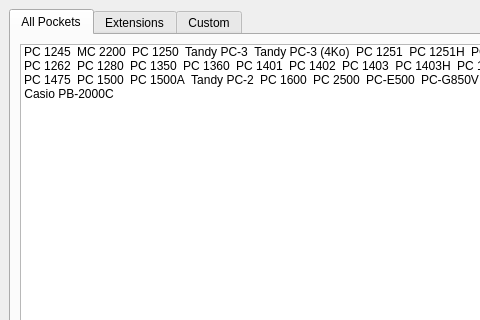
Above: ui/startup.ui from TheProjecter/pockemul before the change; both pictures show x 0 to 480 and y 0 to 320 of the 704 by 557 pixel window. Below: the same form after it.
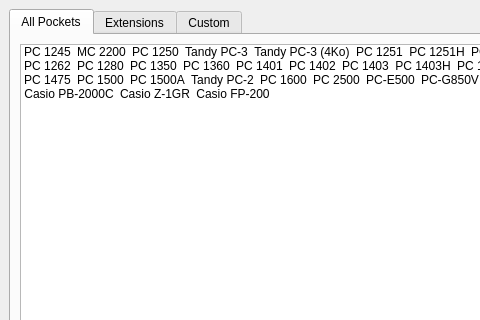
That is the form after the change. Icons and pictures are not drawn.

What changed in the file:
```diff
--- a/ui/startup.ui
+++ b/ui/startup.ui
@@ -401,6 +401,24 @@
             <normaloff>:/pb2000/pb-2000.png</normaloff>:/pb2000/pb-2000.png</iconset>
           </property>
          </item>
+         <item>
+          <property name="text">
+           <string>Casio Z-1GR</string>
+          </property>
+          <property name="icon">
+           <iconset resource="../resources/z1.qrc">
+            <normaloff>:/z1/z1gr.png</normaloff>:/z1/z1gr.png</iconset>
+          </property>
+         </item>
+         <item>
+          <property name="text">
+           <string>Casio FP-200</string>
+          </property>
+          <property name="icon">
+           <iconset resource="../resources/fp200.qrc">
+            <normaloff>:/fp200/fp200.png</normaloff>:/fp200/fp200.png</iconset>
+          </property>
+         </item>
         </widget>
        </item>
       </layout>
```
Left out of the diff: 7 changed lines with no effect on the pictures.
